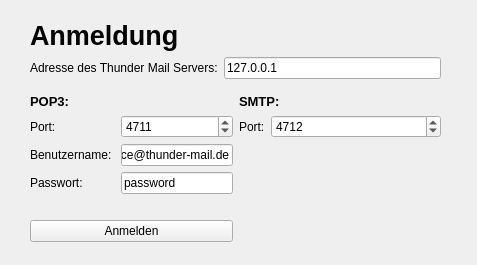
SH1RL0CK/thunder_mail, file thunder_mail_client/login_widget.ui: the form before one commit.
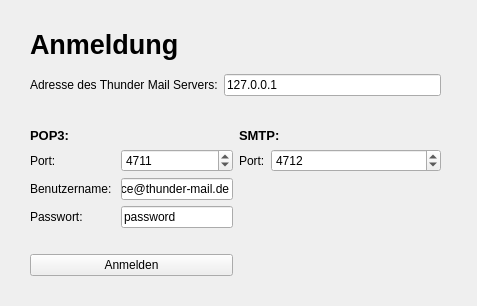
The form after the commit.

What changed in the file:
```diff
--- a/thunder_mail_client/login_widget.ui
+++ b/thunder_mail_client/login_widget.ui
@@ -7,7 +7,7 @@
     <x>0</x>
     <y>0</y>
     <width>477</width>
-    <height>265</height>
+    <height>306</height>
    </rect>
   </property>
   <property name="windowTitle">
@@ -19,7 +19,7 @@
      <x>30</x>
      <y>20</y>
      <width>411</width>
-     <height>222</height>
+     <height>256</height>
     </rect>
    </property>
    <layout class="QVBoxLayout" name="verticalLayout">
```
